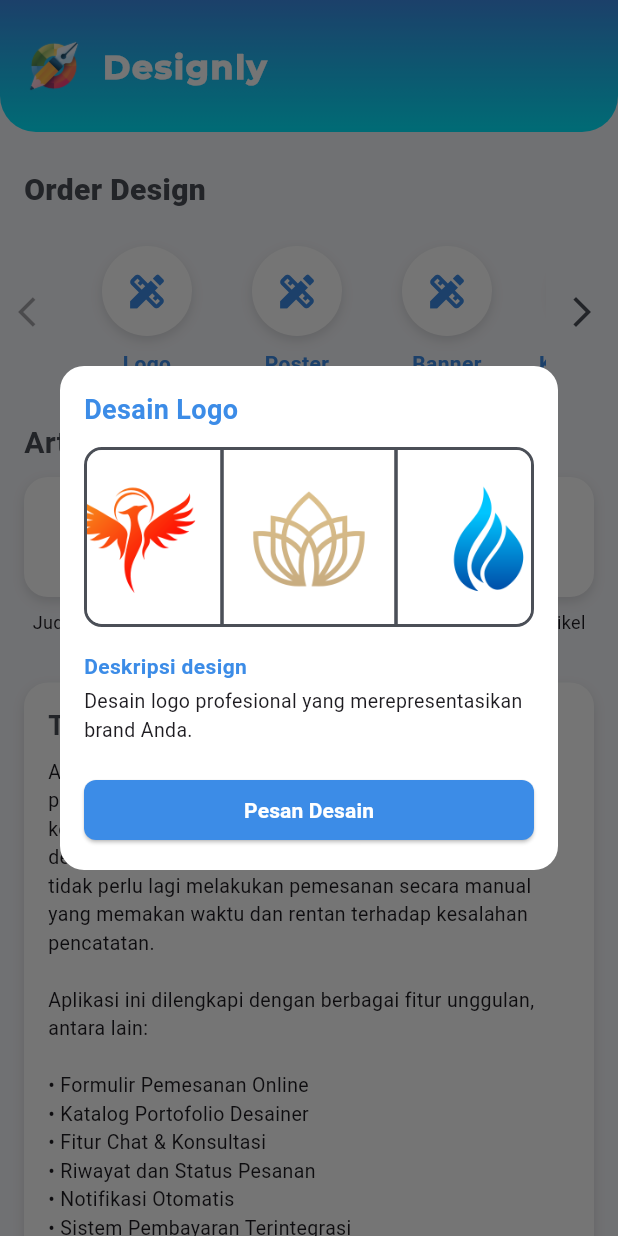
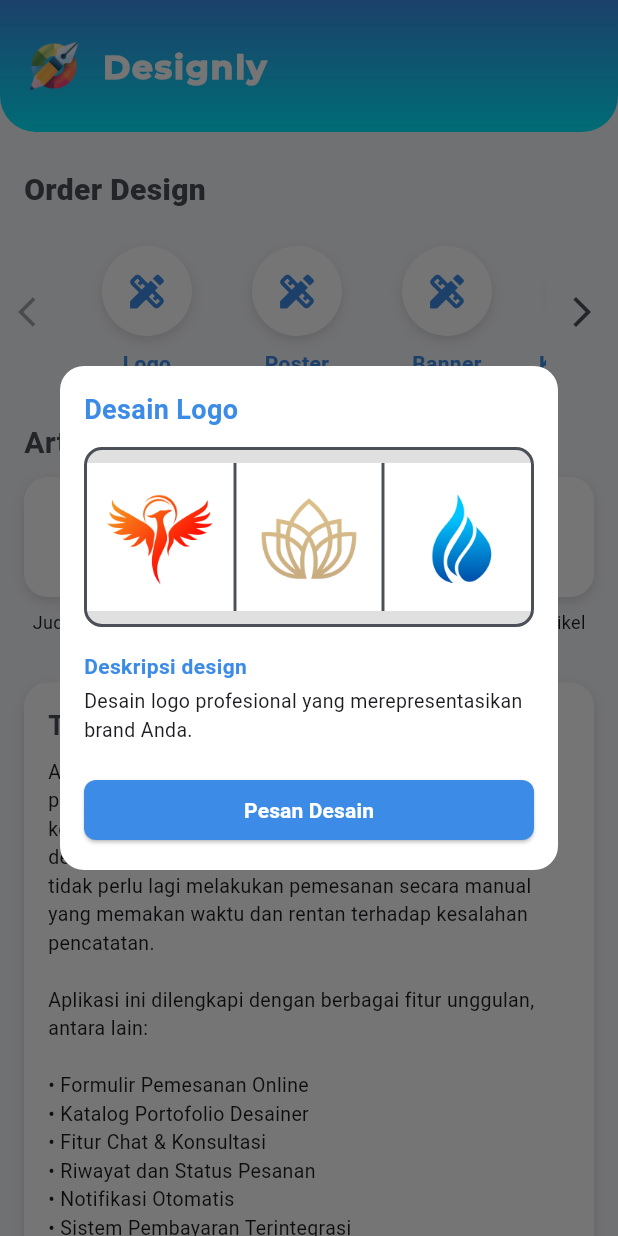
Before and after one commit to imxey/mobprog_3, a Flutter app: the HomeScreen screen opened directly, after a tap on "Logo", on a phone screen of 412 x 824 dp. Run offline on Flutter 3.47's test engine with Material 3 defaults, Android fonts, the phone set to English and light mode, and no system bars; drawn by our look-alikes of infinite_carousel; our stand-ins replace flutter_rating_bar; network calls fail.

Commit message:
tambah foto di order

```diff
--- a/lib/pages/home.dart
+++ b/lib/pages/home.dart
@@ -95,10 +95,10 @@ class _HomeScreenState extends State<HomeScreen> {
                     ),
                   ),
                   child: ClipRRect(
-                    borderRadius: BorderRadius.circular(10), // Sedikit lebih kecil dari container biar border kelihatan
+                    borderRadius: BorderRadius.circular(10),
                     child: Image.asset(
                       orderImages[index],
-                      fit: BoxFit.cover,
+                      fit: BoxFit.fitWidth, // Lebar mengikuti container, tinggi menyesuaikan rasio gambar
                       errorBuilder: (context, error, stackTrace) {
                         return const Center(child: Text('Gagal load gambar'));
                       },
--- a/pubspec.yaml
+++ b/pubspec.yaml
@@ -73,6 +73,11 @@ flutter:
      - assets/xeyla.jpg
      - assets/najma.jpg
      - assets/logo.png
+     - assets/poster.png
+     - assets/banner.png
+     - assets/kartu_nama.png
+     - assets/kemasan_box.png
+     - assets/brosur.png
 
   # An image asset can refer to one or more resolution-specific "variants", see
   # https://flutter.dev/to/resolution-aware-images
```
Also changed, not shown: assets/banner.png (added), assets/brosur.png (added), assets/kartu_nama.png (added), assets/kemasan_box.png (added), assets/poster.png (added).
